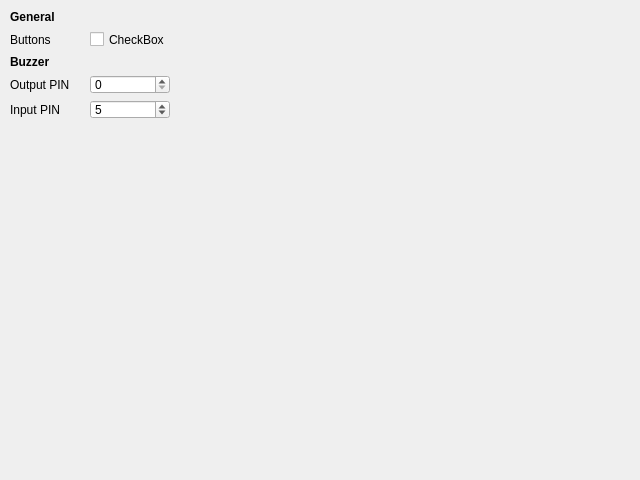
Old version of the form preferences.ui in the repository tomikais/fotobox.
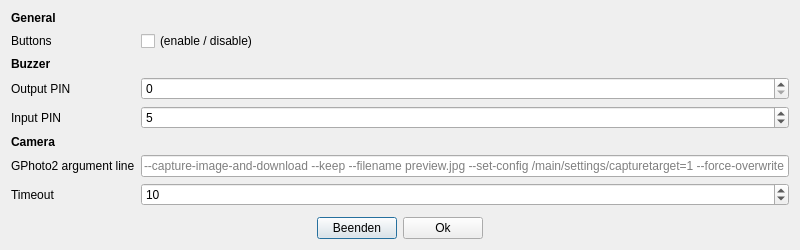
New version of the form.

Commit message: add settings to dialog

What changed in the file:
```diff
--- a/preferences.ui
+++ b/preferences.ui
@@ -6,50 +6,18 @@
    <rect>
     <x>0</x>
     <y>0</y>
-    <width>640</width>
-    <height>480</height>
+    <width>800</width>
+    <height>250</height>
    </rect>
   </property>
   <property name="windowTitle">
    <string>Dialog</string>
   </property>
-  <widget class="QWidget" name="gridLayoutWidget">
-   <property name="geometry">
-    <rect>
-     <x>10</x>
-     <y>10</y>
-     <width>160</width>
-     <height>109</height>
-    </rect>
-   </property>
+  <layout class="QHBoxLayout" name="horizontalLayout_3">
+   <item>
+    <layout class="QVBoxLayout" name="mainVerticalLayout">
+     <item>
    <layout class="QGridLayout" name="gridLayout">
-    <item row="0" column="0" colspan="2">
-     <widget class="QLabel" name="label">
-      <property name="font">
-       <font>
-        <weight>75</weight>
-        <bold>true</bold>
-       </font>
-      </property>
-      <property name="text">
-       <string>General</string>
-      </property>
-     </widget>
-    </item>
-    <item row="1" column="1">
-     <widget class="QCheckBox" name="checkBox">
-      <property name="text">
-       <string>CheckBox</string>
-      </property>
-     </widget>
-    </item>
-    <item row="3" column="0">
-     <widget class="QLabel" name="label_4">
-      <property name="text">
-       <string>Output PIN</string>
-      </property>
-     </widget>
-    </item>
     <item row="2" column="0" colspan="2">
      <widget class="QLabel" name="label_3">
       <property name="font">
@@ -63,17 +31,10 @@
       </property>
      </widget>
     </item>
-    <item row="3" column="1">
-     <widget class="QSpinBox" name="spinBox">
-      <property name="maximum">
-       <number>40</number>
-      </property>
-     </widget>
-    </item>
-    <item row="1" column="0">
-     <widget class="QLabel" name="label_2">
+       <item row="3" column="0">
+        <widget class="QLabel" name="lblOutputPin">
       <property name="text">
-       <string>Buttons</string>
+          <string>Output PIN</string>
       </property>
      </widget>
     </item>
@@ -94,9 +55,154 @@
       </property>
      </widget>
     </item>
-   </layout>
-  </widget>
- </widget>
+       <item row="3" column="1">
+        <widget class="QSpinBox" name="spOutputPin">
+         <property name="maximum">
+          <number>40</number>
+         </property>
+        </widget>
+       </item>
+       <item row="1" column="0">
+        <widget class="QLabel" name="lblButtons">
+         <property name="text">
+          <string>Buttons</string>
+         </property>
+        </widget>
+       </item>
+       <item row="1" column="1">
+        <widget class="QCheckBox" name="checkBox">
+         <property name="text">
+          <string>(enable / disable)</string>
+         </property>
+        </widget>
+       </item>
+       <item row="0" column="0" colspan="2">
+        <widget class="QLabel" name="lblGeneral">
+         <property name="font">
+          <font>
+           <weight>75</weight>
+           <bold>true</bold>
+          </font>
+         </property>
+         <property name="text">
+          <string>General</string>
+         </property>
+        </widget>
+       </item>
+       <item row="5" column="0" colspan="2">
+        <widget class="QLabel" name="label">
+         <property name="font">
+          <font>
+           <weight>75</weight>
+           <bold>true</bold>
+          </font>
+         </property>
+         <property name="text">
+          <string>Camera</string>
+         </property>
+        </widget>
+       </item>
+       <item row="6" column="1">
+        <widget class="QLineEdit" name="leGphoto2Arg">
+         <property name="placeholderText">
+          <string>--capture-image-and-download --keep --filename preview.jpg --set-config /main/settings/capturetarget=1 --force-overwrite</string>
+         </property>
+         <property name="clearButtonEnabled">
+          <bool>true</bool>
+         </property>
+        </widget>
+       </item>
+       <item row="6" column="0">
+        <widget class="QLabel" name="lblGphoto2Arg">
+         <property name="text">
+          <string>GPhoto2 argument line</string>
+         </property>
+        </widget>
+       </item>
+       <item row="7" column="0">
+        <widget class="QLabel" name="label_2">
+         <property name="text">
+          <string>Timeout</string>
+         </property>
+        </widget>
+       </item>
+       <item row="7" column="1">
+        <widget class="QSpinBox" name="spinBox">
+         <property name="value">
+          <number>10</number>
+         </property>
+        </widget>
+       </item>
+      </layout>
+     </item>
+     <item>
+      <spacer name="verticalSpacer">
+       <property name="orientation">
+        <enum>Qt::Vertical</enum>
+       </property>
+       <property name="sizeHint" stdset="0">
+        <size>
+         <width>20</width>
+         <height>40</height>
+        </size>
+       </property>
+      </spacer>
+     </item>
+     <item>
+      <layout class="QHBoxLayout" name="horizontalLayout">
+       <item>
+        <spacer name="horizontalSpacer">
+         <property name="orientation">
+          <enum>Qt::Horizontal</enum>
+         </property>
+         <property name="sizeHint" stdset="0">
+          <size>
+           <width>40</width>
+           <height>20</height>
+          </size>
+         </property>
+        </spacer>
+       </item>
+       <item>
+        <widget class="QPushButton" name="exit">
+         <property name="text">
+          <string>Beenden</string>
+         </property>
+        </widget>
+       </item>
+       <item>
+        <widget class="QPushButton" name="ok">
+         <property name="text">
+          <string>Ok</string>
+         </property>
+        </widget>
+       </item>
+       <item>
+        <spacer name="horizontalSpacer_2">
+         <property name="orientation">
+          <enum>Qt::Horizontal</enum>
+         </property>
+         <property name="sizeHint" stdset="0">
+          <size>
+           <width>40</width>
+           <height>20</height>
+          </size>
+         </property>
+        </spacer>
+       </item>
+      </layout>
+     </item>
+    </layout>
+   </item>
+  </layout>
+ </widget>
+ <tabstops>
+  <tabstop>ok</tabstop>
+  <tabstop>checkBox</tabstop>
+  <tabstop>spOutputPin</tabstop>
+  <tabstop>spInputPin</tabstop>
+  <tabstop>exit</tabstop>
+ </tabstops>
  <resources/>
  <connections/>
 </ui>
```
Left out of the diff: 6 changed lines with no effect on the pictures. Lines whose indentation alone changed are shown as unchanged.
